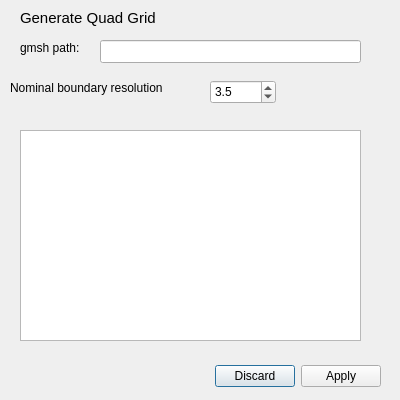
Above: Umbra/quad_generator.ui from rustychris/umbra before the change. Below: the same form after it.
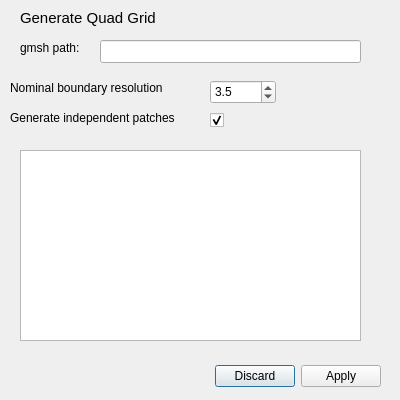
That is the form after the change.

Commit message: UnTRIM improvements, more quad options

Diff of the .ui file:
```diff
--- a/Umbra/quad_generator.ui
+++ b/Umbra/quad_generator.ui
@@ -36,9 +36,9 @@
    <property name="geometry">
     <rect>
      <x>20</x>
-     <y>130</y>
+     <y>150</y>
      <width>341</width>
-     <height>211</height>
+     <height>191</height>
     </rect>
    </property>
    <property name="readOnly">
@@ -121,6 +121,35 @@
     <double>3.500000000000000</double>
    </property>
   </widget>
+  <widget class="QLabel" name="label_4">
+   <property name="geometry">
+    <rect>
+     <x>10</x>
+     <y>110</y>
+     <width>191</width>
+     <height>16</height>
+    </rect>
+   </property>
+   <property name="text">
+    <string>Generate independent patches</string>
+   </property>
+  </widget>
+  <widget class="QCheckBox" name="independentPatchesCheckBox">
+   <property name="geometry">
+    <rect>
+     <x>210</x>
+     <y>110</y>
+     <width>80</width>
+     <height>21</height>
+    </rect>
+   </property>
+   <property name="text">
+    <string/>
+   </property>
+   <property name="checked">
+    <bool>true</bool>
+   </property>
+  </widget>
  </widget>
  <resources/>
  <connections>
```
The commit also changes 5 other files.
